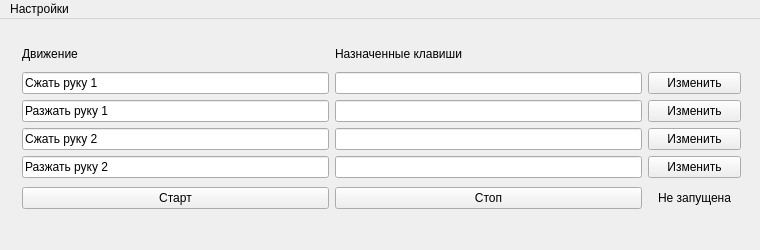
The window that VS/NeiroApp/NeiroApp/GUI/MainWindow.ui (RazuvaevDD/ProjectWork2019Neiro) describes before a commit, drawn with Qt 5.
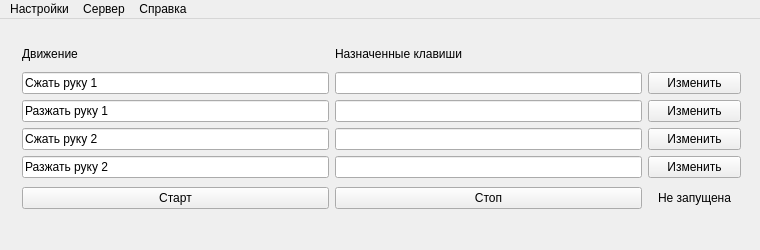
The same window after the commit.

Commit message: Added about and IP/Port windows

What changed in the file:
```diff
--- a/VS/NeiroApp/NeiroApp/GUI/MainWindow.ui
+++ b/VS/NeiroApp/NeiroApp/GUI/MainWindow.ui
@@ -203,7 +203,7 @@
      <height>26</height>
     </rect>
    </property>
-   <widget class="QMenu" name="menu">
+   <widget class="QMenu" name="settings">
     <property name="title">
      <string>Настройки</string>
     </property>
@@ -211,7 +211,21 @@
     <addaction name="importSets"/>
     <addaction name="profile"/>
    </widget>
-   <addaction name="menu"/>
+   <widget class="QMenu" name="server">
+    <property name="title">
+     <string>Сервер</string>
+    </property>
+    <addaction name="changeIP_Port"/>
+   </widget>
+   <widget class="QMenu" name="about">
+    <property name="title">
+     <string>Справка</string>
+    </property>
+    <addaction name="aboutProgram"/>
+   </widget>
+   <addaction name="settings"/>
+   <addaction name="server"/>
+   <addaction name="about"/>
   </widget>
   <action name="exportSets">
    <property name="text">
```
Left out of the diff: 24 changed lines with no effect on the pictures. The commit also changes 11 other files.
